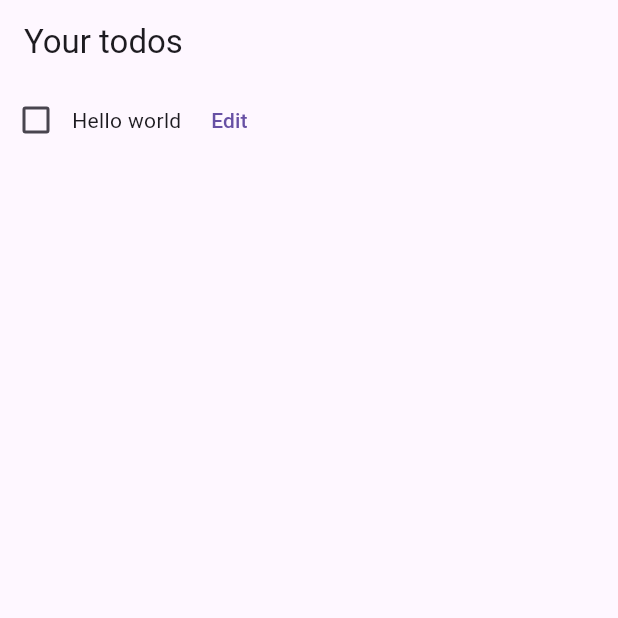
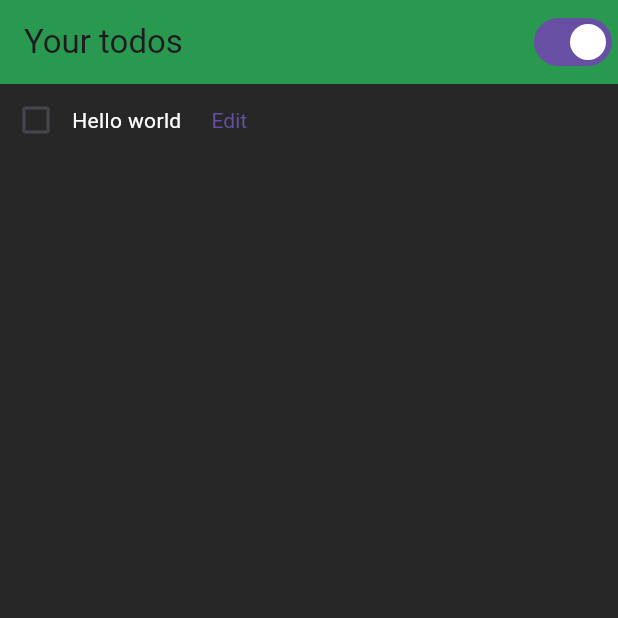
Before and after one commit to valyriouc/Todo, a Flutter app: the screen it shows after launch, on a phone screen of 412 x 824 dp, the top half of it. Run offline on Flutter 3.47's test engine with Material 3 defaults, Android fonts, the phone set to English and light mode, and no system bars.

Commit message:
Starting with theme switch feature

```diff
--- a/todoer/lib/main.dart
+++ b/todoer/lib/main.dart
@@ -1,6 +1,35 @@
 import 'package:flutter/material.dart';
 import 'package:provider/provider.dart';
 import 'package:todoer/viewmodels.dart';
+
+class ThemeConfigurations {
+  static Color barColor = const Color.fromARGB(255, 41, 153, 80);
+  static Color mainTheme = const Color.fromARGB(255, 39, 39, 39);
+  static Color textColor = const Color.fromARGB(255, 255, 255, 255);
+
+  bool currentTheme = true;
+
+  static ThemeConfigurations? _instance;
+
+  static ThemeConfigurations getInstance() {
+    _instance ??= ThemeConfigurations._();
+    return _instance!;
+  }
+
+  ThemeConfigurations._() : currentTheme = true;
+
+  void changeTheme() {
+    if (currentTheme) {
+      currentTheme = false;
+      mainTheme = const Color.fromARGB(255, 255, 255, 255);
+      textColor = const Color.fromARGB(255, 0, 0, 0);
+    } else {
+      currentTheme = true;
+      mainTheme = const Color.fromARGB(255, 39, 39, 39);
+      textColor = const Color.fromARGB(255, 255, 255, 255);
+    }
+  }
+}
 
 void main() {
     runApp(
@@ -11,8 +40,16 @@ void main() {
     );
 }
 
-class MainApp extends StatelessWidget {
+class MainApp extends StatefulWidget {
   const MainApp({super.key});
+
+  @override
+  State<StatefulWidget> createState() => MainState();
+}
+
+class MainState extends State<MainApp> {
+
+  final ThemeConfigurations theme = ThemeConfigurations.getInstance();
 
   @override
   Widget build(BuildContext context) {
@@ -28,12 +65,18 @@ class TodoView extends StatelessWidget {
 
   @override
   Widget build(BuildContext context) {
+    MainState? main = context.findAncestorStateOfType<MainState>();
     return Consumer<TodoViewModel>(
       builder: (context, viewModel, test) {
         return Scaffold(
           appBar: AppBar(
             title: const Text("Your todos"),
+            backgroundColor: ThemeConfigurations.barColor,
+            actions: [
+              Switch(value: main?.theme.currentTheme ?? true, onChanged: (value) => main?.theme.changeTheme())
+            ],
           ),
+          backgroundColor: ThemeConfigurations.mainTheme,
           body: ListView.builder(
               itemCount: viewModel.models.length,
               itemBuilder: (context, item) {
@@ -45,8 +88,17 @@ class TodoView extends StatelessWidget {
                       value: viewModel.models[item].isDone
                       )
                     ),
-                  Text(viewModel.models[item].title),
-                  TextButton(child: const Text("Edit"), onPressed: () => Navigator.push(context, MaterialPageRoute(builder: (context) => const EditTodoView())),)
+                  Text(
+                    viewModel.models[item].title,
+                    style: TextStyle(color: ThemeConfigurations.textColor)
+                  ),
+                  TextButton(
+                    style: ButtonStyle(textStyle: WidgetStatePropertyAll(TextStyle(color: ThemeConfigurations.textColor))),
+                    child: const Text("Edit"),
+                    onPressed: () => Navigator.push(
+                      context,
+                      MaterialPageRoute(
+                        builder: (context) => const EditTodoView())),)
                 ]);
               }
             )
@@ -60,14 +112,29 @@ class EditTodoView extends StatelessWidget {
 
   @override
   Widget build(BuildContext context) {
-    return MaterialApp(
-      home: Scaffold(
+    return Scaffold(
+        appBar: AppBar(
+          title: const Text("Editing"),
+          backgroundColor: ThemeConfigurations.barColor,
+        ),
+        backgroundColor: ThemeConfigurations.mainTheme,
         body: Row(
           children: [
-            const Flexible(child: TextField()),
+            SizedBox(
+              height: 50,
+              width: 300,
+              child: TextField(
+                autofocus: true,
+                style: TextStyle(
+                  color: ThemeConfigurations.textColor,
+                ),
+                decoration: InputDecoration(
+                  hintText: "Enter the title",
+                  hintStyle: TextStyle(color: ThemeConfigurations.textColor)
+                ),
+              )),
             TextButton(onPressed: () => { Navigator.push(context, MaterialPageRoute(builder: (context) => const TodoView()))}, child: const Text("Edit"))
           ]),
-      )
-    );
+      );
   }
 }
```
